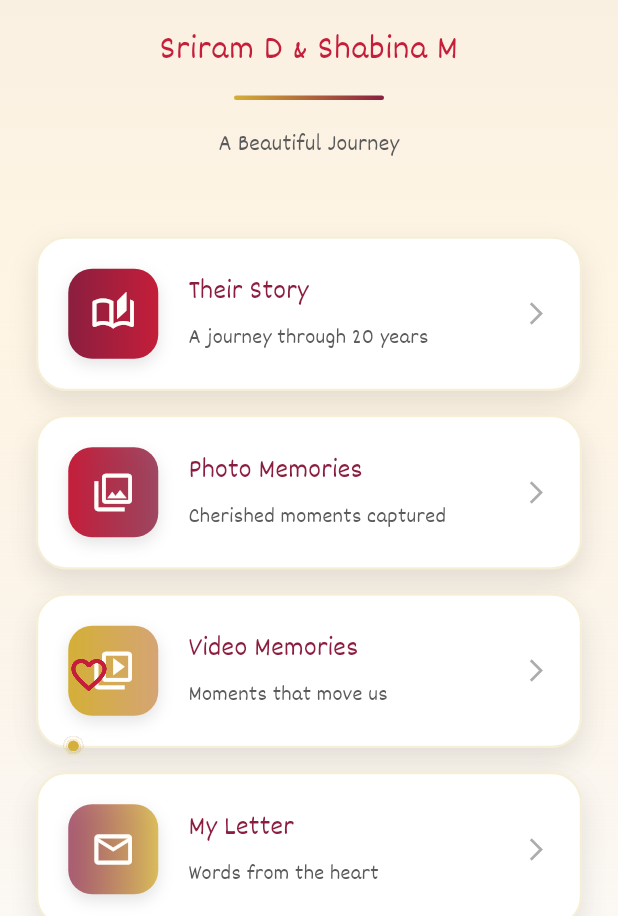
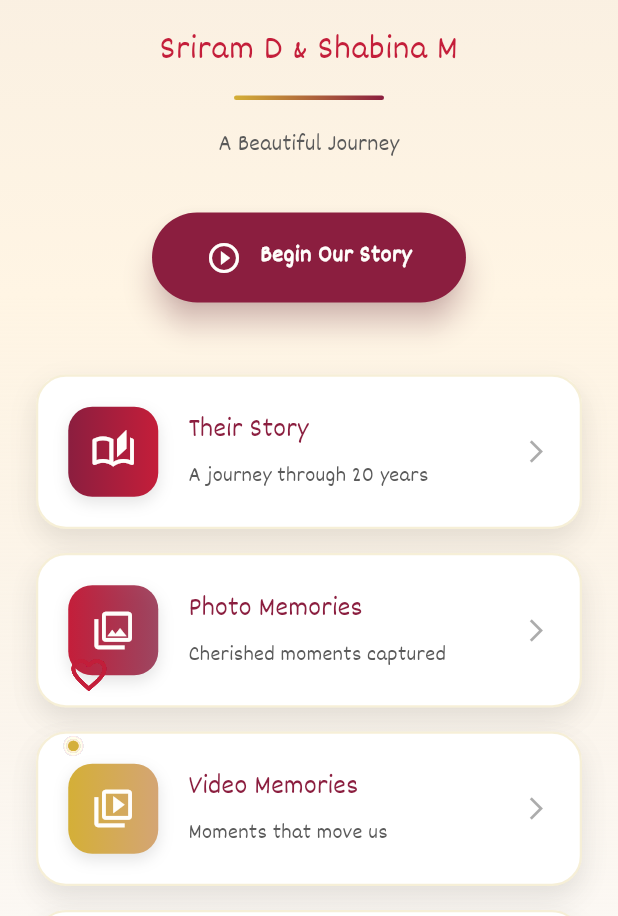
Before and after one commit to nivetha2007-nive/family, a Flutter app: the HomeScreen screen opened directly, on a phone screen of 412 x 824 dp, the part 320-1236 px from its top. Run offline on Flutter 3.47's test engine with Material 3 defaults, Android fonts, the phone set to English and light mode, and no system bars; our stand-ins replace video_player.

Commit message:
Add full-screen video invitation feature: Begin Our Story button opens Canva MP4 invitation with video player

```diff
--- a/lib/screens/home_screen.dart
+++ b/lib/screens/home_screen.dart
@@ -9,6 +9,7 @@ import 'photo_gallery_screen.dart';
 import 'video_memories_screen.dart';
 import 'letter_screen.dart';
 import 'celebration_screen.dart';
+import 'video_invitation_screen.dart';
 
 /// Premium Home Screen - Main Hub
 /// Features: Responsive card-based navigation, elegant design, mobile-optimized
@@ -274,6 +275,56 @@ class _HomeScreenState extends State<HomeScreen>
               textAlign: TextAlign.center,
             ),
           ),
+
+          const SizedBox(height: 32),
+
+          // "Begin Our Story" button - Opens video invitation
+          FadeTransition(
+            opacity: _cardAnimations[0],
+            child: ScaleTransition(
+              scale: Tween<double>(begin: 0.9, end: 1.0).animate(
+                CurvedAnimation(
+                  parent: _controller,
+                  curve: const Interval(0.2, 0.6, curve: Curves.easeOut),
+                ),
+              ),
+              child: ElevatedButton(
+                onPressed: () => _navigateToScreen(const VideoInvitationScreen()),
+                style: ElevatedButton.styleFrom(
+                  backgroundColor: AppColors.primaryBurgundy,
+                  foregroundColor: AppColors.whiteText,
+                  padding: const EdgeInsets.symmetric(
+                    horizontal: 36,
+                    vertical: 18,
+                  ),
+                  shape: RoundedRectangleBorder(
+                    borderRadius: BorderRadius.circular(30),
+                  ),
+                  elevation: 8,
+                  shadowColor: AppColors.primaryBurgundy.withOpacity(0.5),
+                ),
+                child: Row(
+                  mainAxisSize: MainAxisSize.min,
+                  children: [
+                    const Icon(
+                      Icons.play_circle_outline,
+                      size: 24,
+                    ),
+                    const SizedBox(width: 12),
+                    Text(
+                      'Begin Our Story',
+                      style: AppTypography.button.copyWith(
+                        color: AppColors.whiteText,
+                        fontSize: 16,
+                        fontWeight: FontWeight.w600,
+                        letterSpacing: 0.5,
+                      ),
+                    ),
+                  ],
+                ),
+              ),
+            ),
+          ),
         ],
       ),
     );
--- a/pubspec.yaml
+++ b/pubspec.yaml
@@ -34,6 +34,10 @@ dependencies:
   # The following adds the Cupertino Icons font to your application.
   # Use with the CupertinoIcons class for iOS style icons.
   cupertino_icons: ^1.0.8
+
+  # Video player for Canva invitation
+  video_player: ^2.8.2
+  chewie: ^1.7.5
 
 dev_dependencies:
   flutter_test:
```
Also changed, not shown: lib/screens/video_invitation_screen.dart (added, +274 -0 lines), pubspec.lock, 1 other file.
